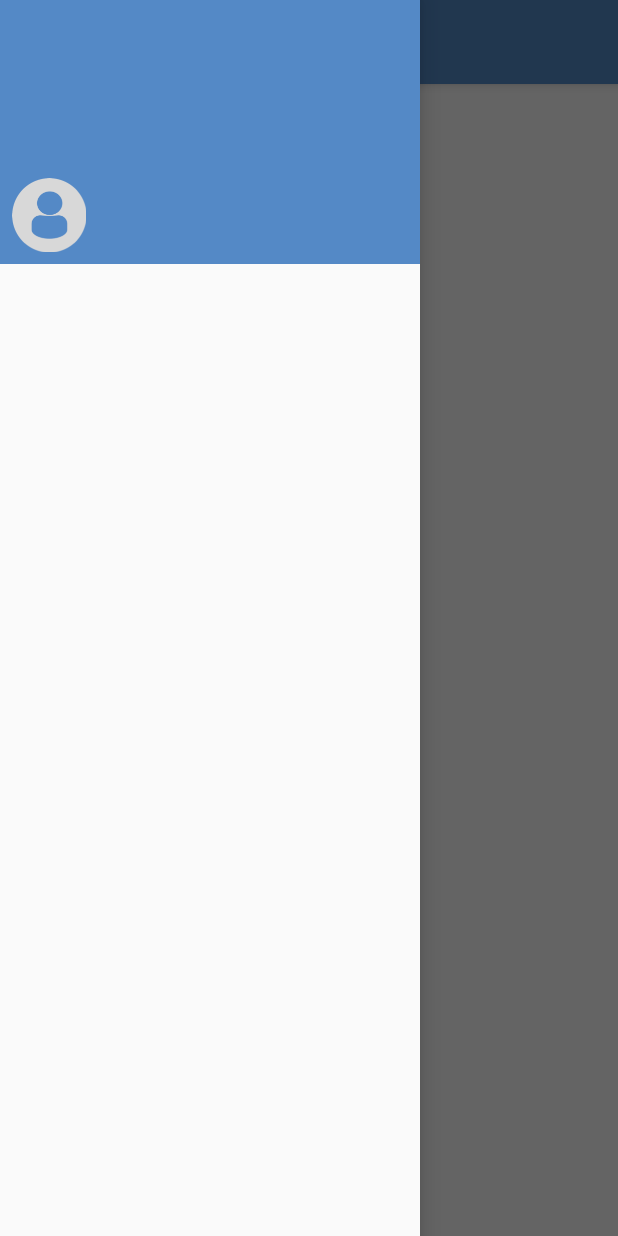
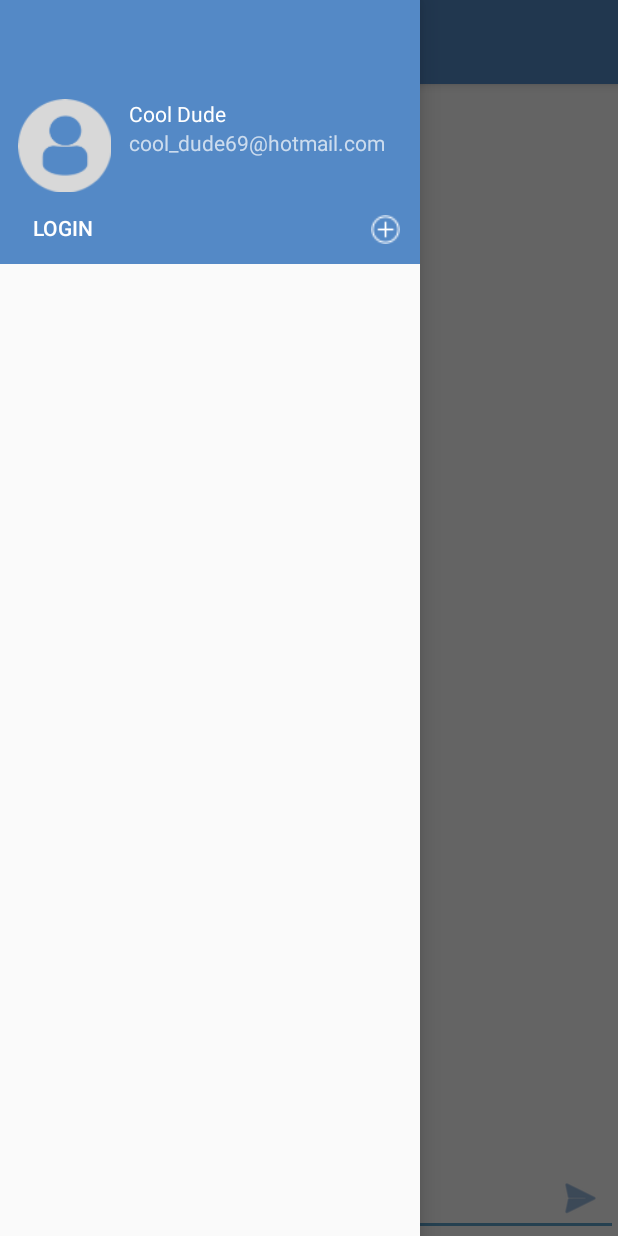
Before and after one commit to FrancisLevesque/SmackChat, an Android app: the screen it shows after launch (MainActivity), with the side drawer open, on a phone screen of 412 x 824 dp. Run offline under Robolectric (Android 15) with nearby library versions, the phone set to English and light mode, and no system bars.

Commit message:
Build out views for login partial and main chat page

```diff
--- a/app/src/main/java/com/example/smack/MainActivity.kt
+++ b/app/src/main/java/com/example/smack/MainActivity.kt
@@ -1,6 +1,7 @@
 package com.example.smack
 
 import android.os.Bundle
+import android.view.View
 import androidx.appcompat.app.ActionBarDrawerToggle
 import androidx.appcompat.app.AppCompatActivity
 import androidx.appcompat.widget.Toolbar
@@ -30,4 +31,16 @@ class MainActivity : AppCompatActivity() {
             super.onBackPressed()
         }
     }
+
+    fun loginButtonNavClicked(view: View) {
+
+    }
+
+    fun addChannelClicked(view: View) {
+
+    }
+
+    fun sendMessageButtonClicked(view: View) {
+
+    }
 }
--- a/app/src/main/res/layout/content_main.xml
+++ b/app/src/main/res/layout/content_main.xml
@@ -9,12 +9,49 @@
     tools:showIn="@layout/app_bar_main">
 
     <TextView
-        android:layout_width="wrap_content"
+        android:id="@+id/mainChannelName"
+        android:layout_width="0dp"
         android:layout_height="wrap_content"
-        android:text="Yo!"
-        app:layout_constraintBottom_toBottomOf="parent"
+        android:layout_marginTop="8dp"
+        android:text="Please Log In"
+        android:textAlignment="center"
         app:layout_constraintLeft_toLeftOf="parent"
         app:layout_constraintRight_toRightOf="parent"
         app:layout_constraintTop_toTopOf="parent" />
 
+    <EditText
+        android:id="@+id/messageTextField"
+        android:layout_width="0dp"
+        android:layout_height="wrap_content"
+        android:ems="10"
+        android:gravity="start|top"
+        android:hint="message:"
+        android:inputType="textMultiLine"
+        app:layout_constraintBottom_toBottomOf="parent"
+        app:layout_constraintEnd_toEndOf="parent"
+        app:layout_constraintStart_toStartOf="parent" />
+
+    <ImageButton
+        android:id="@+id/sendMessageButton"
+        android:layout_width="35dp"
+        android:layout_height="35dp"
+        android:layout_marginEnd="8dp"
+        android:layout_marginBottom="8dp"
+        android:background="@android:color/transparent"
+        android:onClick="sendMessageButtonClicked"
+        android:tint="@color/colorPrimary"
+        app:layout_constraintBottom_toBottomOf="parent"
+        app:layout_constraintEnd_toEndOf="parent"
+        app:srcCompat="@drawable/ic_menu_send" />
+
+    <androidx.recyclerview.widget.RecyclerView
+        android:id="@+id/messageListView"
+        android:layout_width="0dp"
+        android:layout_height="0dp"
+        android:layout_marginTop="8dp"
+        app:layout_constraintBottom_toTopOf="@+id/messageTextField"
+        app:layout_constraintEnd_toEndOf="parent"
+        app:layout_constraintStart_toStartOf="parent"
+        app:layout_constraintTop_toBottomOf="@+id/mainChannelName" />
+
 </androidx.constraintlayout.widget.ConstraintLayout>
--- a/app/src/main/res/layout/nav_header_main.xml
+++ b/app/src/main/res/layout/nav_header_main.xml
@@ -10,35 +10,64 @@
     android:theme="@style/ThemeOverlay.AppCompat.Dark">
 
     <ImageView
-        android:id="@+id/imageView"
-        android:layout_width="wrap_content"
-        android:layout_height="wrap_content"
+        android:id="@+id/userImageNavHeader"
+        android:layout_width="70dp"
+        android:layout_height="70dp"
         android:layout_marginStart="8dp"
         android:layout_marginBottom="8dp"
         android:contentDescription="@string/nav_header_desc"
         android:paddingTop="@dimen/nav_header_vertical_spacing"
-        app:layout_constraintBottom_toBottomOf="parent"
+        app:layout_constraintBottom_toTopOf="@+id/loginButtonNavHeader"
         app:layout_constraintStart_toStartOf="parent"
         app:srcCompat="@drawable/profiledefault" />
 
     <TextView
-        android:id="@+id/textView2"
+        android:id="@+id/userNameNavHeader"
         android:layout_width="wrap_content"
         android:layout_height="wrap_content"
         android:layout_marginStart="8dp"
         android:paddingTop="@dimen/nav_header_vertical_spacing"
+        android:text="Cool Dude"
         android:textAppearance="@style/TextAppearance.AppCompat.Body1"
-        app:layout_constraintStart_toEndOf="@+id/imageView"
-        app:layout_constraintTop_toTopOf="@+id/imageView"
+        app:layout_constraintStart_toEndOf="@+id/userImageNavHeader"
+        app:layout_constraintTop_toTopOf="@+id/userImageNavHeader"
         tools:text="Cool Dude" />
 
     <TextView
-        android:id="@+id/textView"
+        android:id="@+id/userEmailNavHeader"
         android:layout_width="wrap_content"
         android:layout_height="wrap_content"
         android:layout_marginStart="8dp"
-        app:layout_constraintStart_toEndOf="@+id/imageView"
-        app:layout_constraintTop_toBottomOf="@+id/textView2"
+        android:text="cool_dude69@hotmail.com"
+        app:layout_constraintStart_toEndOf="@+id/userImageNavHeader"
+        app:layout_constraintTop_toBottomOf="@+id/userNameNavHeader"
         tools:text="cool_dude69@hotmail.com" />
 
+    <Button
+        android:id="@+id/loginButtonNavHeader"
+        android:layout_width="wrap_content"
+        android:layout_height="32dp"
+        android:layout_marginStart="22dp"
+        android:layout_marginBottom="8dp"
+        android:background="@android:color/transparent"
+        android:onClick="loginButtonNavClicked"
+        android:text="Login"
+        android:textAlignment="viewStart"
+        app:layout_constraintBottom_toBottomOf="parent"
+        app:layout_constraintStart_toStartOf="parent" />
+
+    <ImageButton
+        android:id="@+id/addChannelButton"
+        android:layout_width="30dp"
+        android:layout_height="30dp"
+        android:layout_marginEnd="8dp"
+        android:layout_marginBottom="8dp"
+        android:background="@android:color/transparent"
+        android:onClick="addChannelClicked"
+        android:padding="5dp"
+        android:scaleType="fitXY"
+        app:layout_constraintBottom_toBottomOf="parent"
+        app:layout_constraintEnd_toEndOf="parent"
+        app:srcCompat="@drawable/addchannelbutton" />
+
 </androidx.constraintlayout.widget.ConstraintLayout>
```
